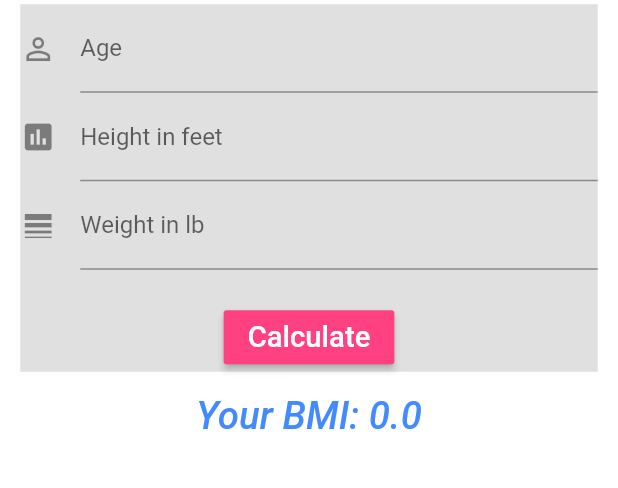
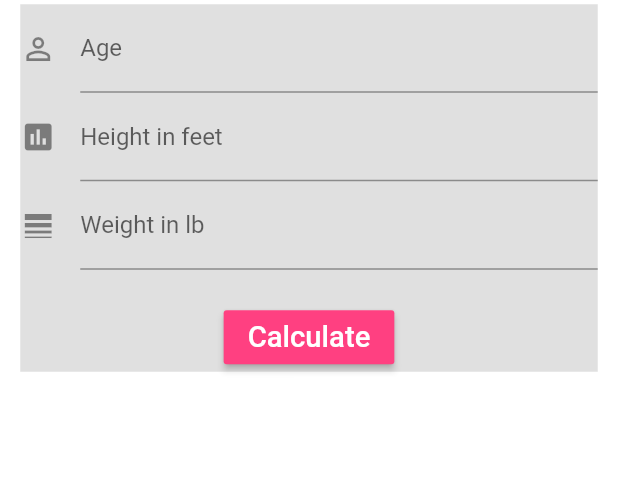
Before and after one commit to skillFocus16/startup_flutter, a Flutter app: the screen it shows after launch, after a tap on "Calculate", on a phone screen of 412 x 824 dp, the part 235-723 px from its top. Run offline on Flutter 3.47's test engine with Material 2 defaults, Android fonts, the phone set to English and light mode, and no system bars.

Commit message:
compared and rectified from the video...

```diff
--- a/lib/ui/bmi.dart
+++ b/lib/ui/bmi.dart
@@ -12,7 +12,7 @@ class BmiState extends State<BmiApp> {
   final TextEditingController _heightController = new TextEditingController();
   final TextEditingController _weightController = new TextEditingController();
   double _result = 0.0, inches = 0.0;
-  String _finalBMI = "";
+  String finalBMI = "";
   String status = "";
 
   void handleCal() {
@@ -26,6 +26,7 @@ class BmiState extends State<BmiApp> {
       if ((_ageController.text.isNotEmpty || age > 0) &&
           (_heightController.text.isNotEmpty || inches > 0) &&
           (_weightController.text.isNotEmpty || weight > 0)) {
+
         _result = weight / (inches * inches) * 703;
 
           if (double.parse(_result.toStringAsFixed(1)) < 18.5) {
@@ -37,15 +38,12 @@ class BmiState extends State<BmiApp> {
           } else {
             status = "Obese";
           }
-      _finalBMI = "Your BMI ${_result.toStringAsFixed(1)}";
-
-
       } else {
         _result = 0.0;
       }
+    });
+    finalBMI = "Your BMI ${_result.toStringAsFixed(1)}";
 
-
-    });
   }
 
   @override
@@ -144,7 +142,8 @@ class BmiState extends State<BmiApp> {
               new Column(
                 children: <Widget>[
                   new Text(
-                    "Your BMI: ${_result.toStringAsFixed(1)}",
+                    finalBMI,
+//                    "Your BMI: ${_result.toStringAsFixed(1)}",
                     style: new TextStyle(
                         color: Colors.blueAccent,
                         fontStyle: FontStyle.italic,
```
Lines whose indentation alone changed are shown as unchanged.
